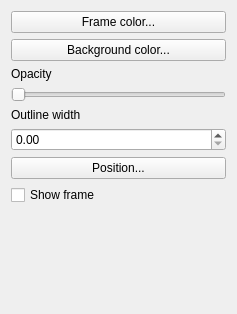
This is qgis/src/ui/qgscomposeritemwidgetbase.ui in sourcepole/qgis as Qt 5 draws it before an edit. The edited form follows.
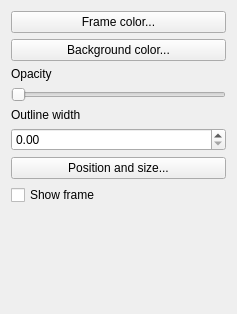
This is the edited form.

Commit message: Better description for button

What changed in the file:
```diff
--- a/qgis/src/ui/qgscomposeritemwidgetbase.ui
+++ b/qgis/src/ui/qgscomposeritemwidgetbase.ui
@@ -70,7 +70,7 @@
    <item row="6" column="0">
     <widget class="QPushButton" name="mPositionButton">
      <property name="text">
-      <string>Position...</string>
+      <string>Position and size...</string>
      </property>
     </widget>
    </item>
```
